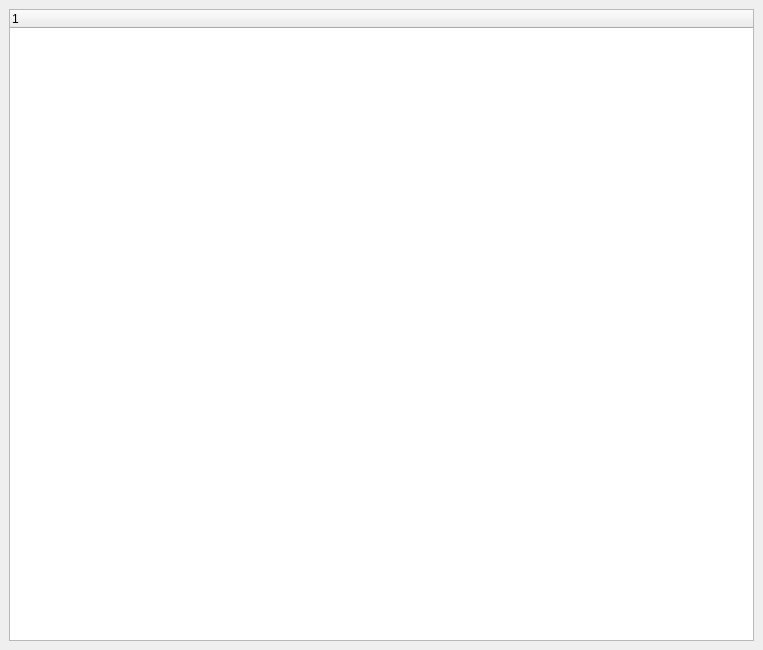
Above: bacula/src/qt-console/clients/clients.ui from rkorzeniewski/bacula before the change. Below: the same form after it.
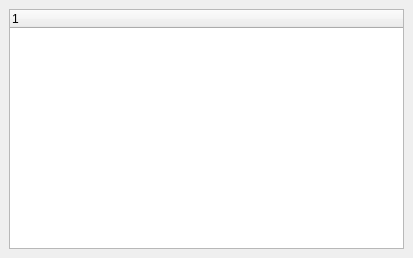
That is the form after the change. Icons and pictures are not drawn.

The edit to the form file:
```diff
--- a/bacula/src/qt-console/clients/clients.ui
+++ b/bacula/src/qt-console/clients/clients.ui
@@ -5,8 +5,8 @@
    <rect>
     <x>0</x>
     <y>0</y>
-    <width>763</width>
-    <height>650</height>
+    <width>413</width>
+    <height>258</height>
    </rect>
   </property>
   <property name="windowTitle" >
```
Left out of the diff: 11 changed lines with no effect on the pictures.
